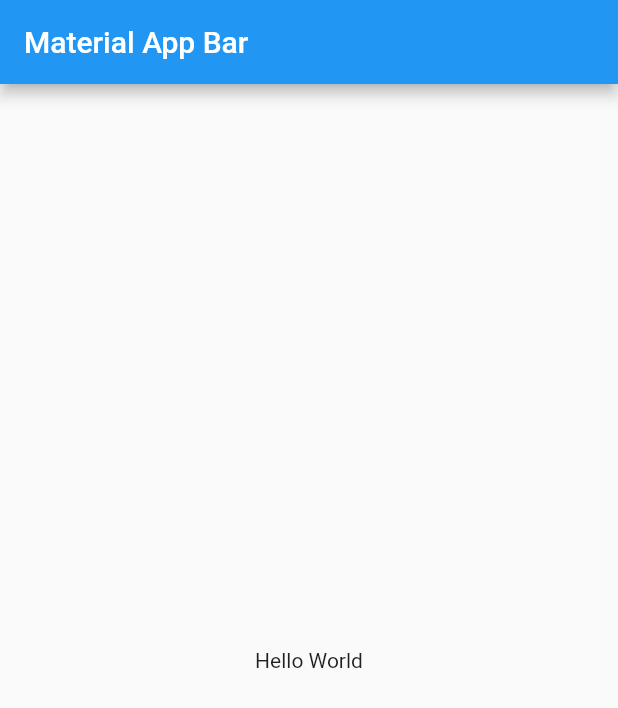
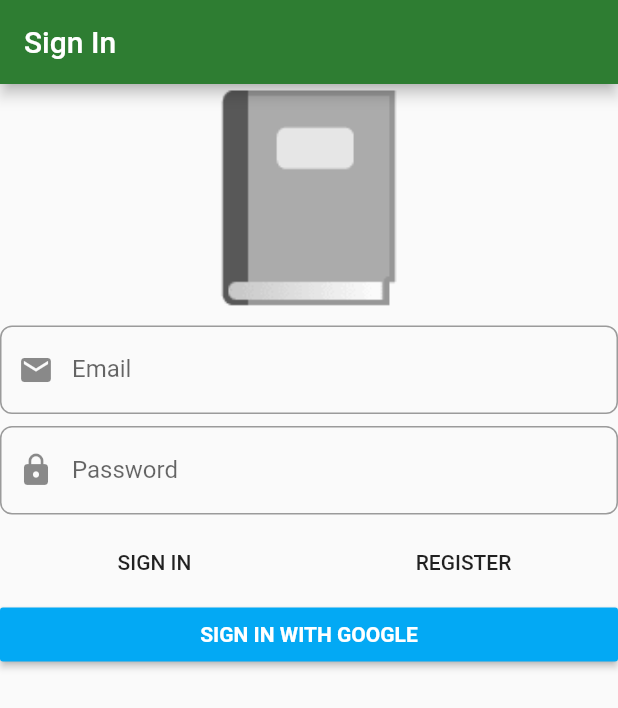
Before and after one commit to AmareeshBP/ddd-app, a Flutter app: the screen it shows after launch, on a phone screen of 412 x 824 dp. Shown: the top 708 px of the screen. Run offline on Flutter 3.47's test engine with Material 2 defaults, Android fonts, the phone set to English and light mode, and no system bars; our stand-ins replace bloc, dartz, firebase_auth, flushbar, flutter_bloc, freezed_annotation and 3 more; accounts and stored records are empty; generated files the repository leaves out were written again.

```diff
--- a/lib/application/auth/sign_in_form/sign_in_form_bloc.dart
+++ b/lib/application/auth/sign_in_form/sign_in_form_bloc.dart
@@ -6,6 +6,7 @@ import 'package:ddd_app/domain/auth/auth_failure.dart';
 import 'package:ddd_app/domain/auth/i_auth_facade.dart';
 import 'package:ddd_app/domain/auth/value_objects.dart';
 import 'package:freezed_annotation/freezed_annotation.dart';
+import 'package:injectable/injectable.dart';
 import 'package:meta/meta.dart';
 
 part 'sign_in_form_event.dart';
@@ -13,6 +14,7 @@ part 'sign_in_form_state.dart';
 
 part 'sign_in_form_bloc.freezed.dart';
 
+@injectable
 class SignInFormBloc extends Bloc<SignInFormEvent, SignInFormState> {
   final IAuthFacade _authFacade;
 
--- a/lib/domain/auth/i_auth_facade.dart
+++ b/lib/domain/auth/i_auth_facade.dart
@@ -2,9 +2,12 @@ import 'package:dartz/dartz.dart';
 import 'package:ddd_app/domain/auth/auth_failure.dart';
 import 'package:flutter/foundation.dart';
 
+import 'user.dart';
 import 'value_objects.dart';
 
 abstract class IAuthFacade {
+  Future<Option<User>> getSignedInUser();
+
   Future<Either<AuthFailure, Unit>> registerWithEmailAndPassword({
     @required EmailAddress emailAddress,
     @required Password password,
@@ -14,4 +17,5 @@ abstract class IAuthFacade {
     @required Password password,
   });
   Future<Either<AuthFailure, Unit>> signInWithGoogle();
+  Future<void> signOut();
 }
--- /dev/null
+++ b/lib/domain/auth/user.dart
@@ -0,0 +1,10 @@
+import 'package:ddd_app/domain/core/value_objects.dart';
+import 'package:flutter/foundation.dart';
+import 'package:freezed_annotation/freezed_annotation.dart';
+
+part 'user.freezed.dart';
+
+@freezed
+abstract class User with _$User {
+  const factory User({@required UniqueId id}) = _User;
+}
--- a/lib/domain/auth/value_objects.dart
+++ b/lib/domain/auth/value_objects.dart
@@ -5,9 +5,8 @@ import '../core/value_objects.dart';
 import '../core/value_validators.dart';
 
 class EmailAddress extends ValueObject<String> {
+  @override
   final Either<ValueFailure<String>, String> value;
-
-  const EmailAddress._(this.value);
 
   factory EmailAddress(String input) {
     assert(input != null);
@@ -15,12 +14,12 @@ class EmailAddress extends ValueObject<String> {
       validateEmailAddress(input),
     );
   }
+  const EmailAddress._(this.value);
 }
 
 class Password extends ValueObject<String> {
+  @override
   final Either<ValueFailure<String>, String> value;
-
-  const Password._(this.value);
 
   factory Password(String input) {
     assert(input != null);
@@ -28,4 +27,6 @@ class Password extends ValueObject<String> {
       validatePassword(input),
     );
   }
+
+  const Password._(this.value);
 }
--- /dev/null
+++ b/lib/injection.dart
@@ -0,0 +1,11 @@
+import 'package:get_it/get_it.dart';
+import 'package:injectable/injectable.dart';
+
+import 'injection.iconfig.dart';
+
+final GetIt getIt = GetIt.instance;
+
+@injectableInit
+void configureInjection(String env) {
+  $initGetIt(getIt, environment: env);
+}
--- a/lib/main.dart
+++ b/lib/main.dart
@@ -1,22 +1,9 @@
 import 'package:flutter/material.dart';
+import 'package:injectable/injectable.dart';
+import 'injection.dart';
+import 'presentation/core/app_widget.dart';
 
-void main() => runApp(MyApp());
-
-class MyApp extends StatelessWidget {
-  @override
-  Widget build(BuildContext context) {
-    return MaterialApp(
-      title: 'Material App',
-      home: Scaffold(
-        appBar: AppBar(
-          title: Text('Material App Bar'),
-        ),
-        body: Center(
-          child: Container(
-            child: Text('Hello World'),
-          ),
-        ),
-      ),
-    );
-  }
+void main() {
+  configureInjection(Environment.prod);
+  runApp(AppWidget());
 }
--- /dev/null
+++ b/lib/presentation/core/app_widget.dart
@@ -0,0 +1,23 @@
+import 'package:flutter/material.dart';
+
+import '../sign_in/sign_in_page.dart';
+
+class AppWidget extends StatelessWidget {
+  @override
+  Widget build(BuildContext context) {
+    return MaterialApp(
+      debugShowCheckedModeBanner: false,
+      title: 'Note App',
+      home: SignInPage(),
+      theme: ThemeData.light().copyWith(
+        primaryColor: Colors.green[800],
+        accentColor: Colors.blueAccent,
+        inputDecorationTheme: InputDecorationTheme(
+          border: OutlineInputBorder(
+            borderRadius: BorderRadius.circular(8),
+          ),
+        ),
+      ),
+    );
+  }
+}
--- /dev/null
+++ b/lib/presentation/sign_in/sign_in_page.dart
@@ -0,0 +1,21 @@
+import 'package:flutter/material.dart';
+import 'package:flutter_bloc/flutter_bloc.dart';
+
+import '../../application/auth/sign_in_form/sign_in_form_bloc.dart';
+import '../../injection.dart';
+import 'widgets/sign_in_form.dart';
+
+class SignInPage extends StatelessWidget {
+  @override
+  Widget build(BuildContext context) {
+    return Scaffold(
+      appBar: AppBar(
+        title: const Text("Sign In"),
+      ),
+      body: BlocProvider(
+        create: (_) => getIt<SignInFormBloc>(),
+        child: SignInForm(),
+      ),
+    );
+  }
+}
--- /dev/null
+++ b/lib/presentation/sign_in/widgets/sign_in_form.dart
@@ -0,0 +1,135 @@
+import 'package:flushbar/flushbar_helper.dart';
+import 'package:flutter/material.dart';
+import 'package:flutter_bloc/flutter_bloc.dart';
+
+import '../../../application/auth/sign_in_form/sign_in_form_bloc.dart';
+
+class SignInForm extends StatelessWidget {
+  @override
+  Widget build(BuildContext context) {
+    return BlocConsumer<SignInFormBloc, SignInFormState>(
+      listener: (context, state) {
+        state.authFailureOrSuccessOption.fold(
+          () {},
+          (either) => either.fold(
+            (failure) {
+              FlushbarHelper.createError(
+                message: failure.map(
+                  cancelledByUser: (_) => 'Cancel',
+                  serverError: (_) => 'Server Error',
+                  emailAlreadyInUse: (_) => 'Email Already In Use',
+                  invalidEmailAndPasswordCombination: (_) =>
+                      'Invalid Email and Password Combination',
+                ),
+              ).show(context);
+            },
+            (_) {
+              // TODO: Navigate to Next Page
+            },
+          ),
+        );
+      },
+      builder: (context, state) {
+        return Form(
+          autovalidate: state.showErrorMessages,
+          child: ListView(
+            children: <Widget>[
+              const Text(
+                '📓',
+                style: TextStyle(fontSize: 130),
+                textAlign: TextAlign.center,
+              ),
+              const SizedBox(height: 8),
+              TextFormField(
+                decoration: InputDecoration(
+                  prefixIcon: Icon(Icons.mail),
+                  labelText: 'Email',
+                ),
+                autocorrect: false,
+                onChanged: (value) => context
+                    .bloc<SignInFormBloc>()
+                    .add(SignInFormEvent.emailChanged(value)),
+                validator: (_) => context
+                    .bloc<SignInFormBloc>()
+                    .state
+                    .emailAddress
+                    .value
+                    .fold(
+                      (f) => f.maybeMap(
+                        invalidEmail: (_) => 'Invalid Email',
+                        orElse: () => null,
+                      ),
+                      (_) => null,
+                    ),
+              ),
+              const SizedBox(height: 8),
+              TextFormField(
+                decoration: InputDecoration(
+                  prefixIcon: Icon(Icons.lock),
+                  labelText: 'Password',
+                ),
+                autocorrect: false,
+                obscureText: true,
+                onChanged: (value) => context.bloc<SignInFormBloc>().add(
+                      SignInFormEvent.passwordChanged(value),
+                    ),
+                validator: (_) => context
+                    .bloc<SignInFormBloc>()
+                    .state
+                    .password
+                    .value
+                    .fold(
+                        (f) => f.maybeMap(
+                            shortPassword: (_) => 'Short Password',
+                            orElse: () => null),
+                        (r) => null),
+              ),
+              const SizedBox(height: 8),
+              Row(
+                children: <Widget>[
+                  Expanded(
+                    child: FlatButton(
+                      onPressed: () {
+                        context.bloc<SignInFormBloc>().add(
+                              const SignInFormEvent
+                                  .signInWithEmailAndPasswordPressed(),
+                            );
+                      },
+                      child: const Text('SIGN IN'),
+                    ),
+                  ),
+                  Expanded(
+                    child: FlatButton(
+                      onPressed: () {
+                        context.bloc<SignInFormBloc>().add(
+                              const SignInFormEvent
+                                  .registerWithEmailAndPasswordPressed(),
+                            );
+                      },
+                      child: const Text('REGISTER'),
+                    ),
+                  ),
+                ],
+              ),
+              RaisedButton(
+                onPressed: () {
+                  context.bloc<SignInFormBloc>().add(
+                        const SignInFormEvent.signInWithGooglePressed(),
+                      );
+                },
+                color: Colors.lightBlue,
+                child: const Text(
+                  'SIGN IN WITH GOOGLE',
+                  style: TextStyle(
+                    color: Colors.white,
+                    fontWeight: FontWeight.bold,
+                  ),
+                ),
+              ),
+            ],
+          ),
+        );
+      },
+    );
+  }
+}
```
Also changed, not shown: analysis_options.yaml (added, +9 -0 lines), lib/domain/core/value_objects.dart (+20 -0 lines), lib/infrastucture/auth/firebase_auth_facade.dart (renamed from lib/infrastucture/firebase_auth_facade.dart, +24 -9 lines), lib/infrastucture/auth/firebase_user_mapper.dart (added, +11 -0 lines), lib/infrastucture/core/firebase_injectable_module.dart (added, +11 -0 lines), lib/injection.iconfig.dart (added, +26 -0 lines), pubspec.yaml (+7 -0 lines), lib/domain/auth/user.freezed.dart (added), pubspec.lock, 1 other file.
